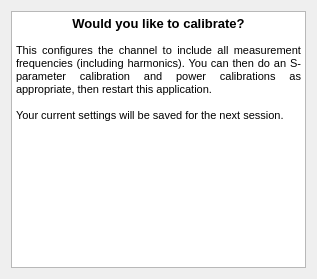
Terrabits/IMSpacingSweep, file Core/CalibrateWidget.ui: the form before one commit.
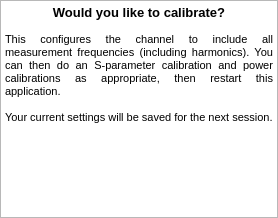
The form after the commit.

```diff
--- a/Core/CalibrateWidget.ui
+++ b/Core/CalibrateWidget.ui
@@ -6,8 +6,8 @@
    <rect>
     <x>0</x>
     <y>0</y>
-    <width>317</width>
-    <height>279</height>
+    <width>278</width>
+    <height>218</height>
    </rect>
   </property>
   <property name="maximumSize">
@@ -20,6 +20,18 @@
    <string>Form</string>
   </property>
   <layout class="QHBoxLayout" name="horizontalLayout">
+   <property name="leftMargin">
+    <number>0</number>
+   </property>
+   <property name="topMargin">
+    <number>0</number>
+   </property>
+   <property name="rightMargin">
+    <number>0</number>
+   </property>
+   <property name="bottomMargin">
+    <number>0</number>
+   </property>
    <item>
     <widget class="QTextBrowser" name="textBrowser">
      <property name="minimumSize">
```
